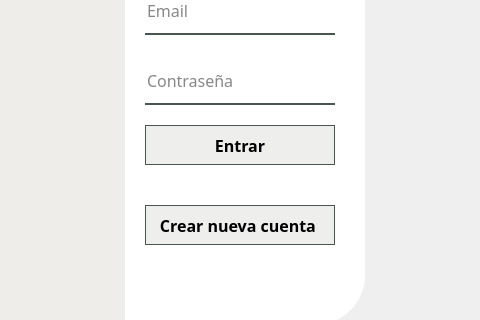
Before: the Qt Designer form Codigo/v2_login.ui in cfmondelo/supermercado, drawn with Qt 5; both pictures show x 435 to 915 and y 225 to 545 of the 1097 by 687 pixel window.
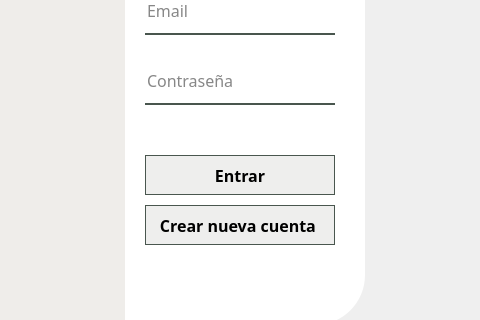
After: the same form once the commit is applied. Icons and pictures are not drawn.

Commit message: cambio casillas de login

```diff
--- a/Codigo/v2_login.ui
+++ b/Codigo/v2_login.ui
@@ -176,7 +176,7 @@
      <property name="geometry">
       <rect>
        <x>290</x>
-       <y>260</y>
+       <y>290</y>
        <width>190</width>
        <height>40</height>
       </rect>
```
The commit also changes 1 other file.
